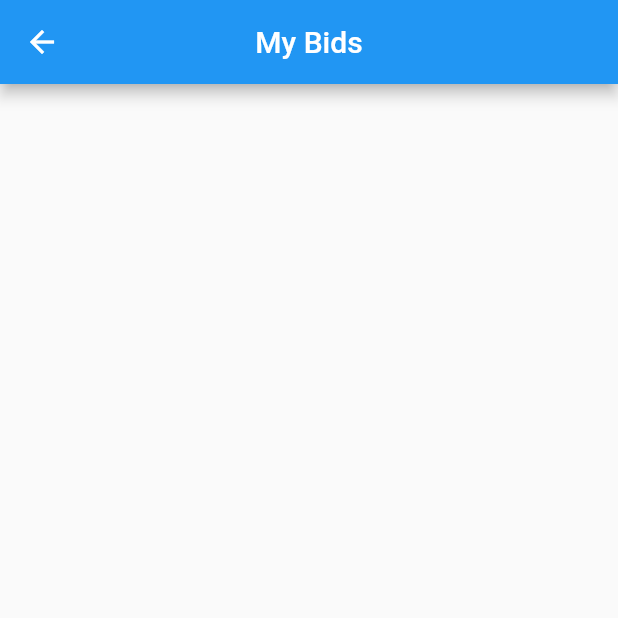
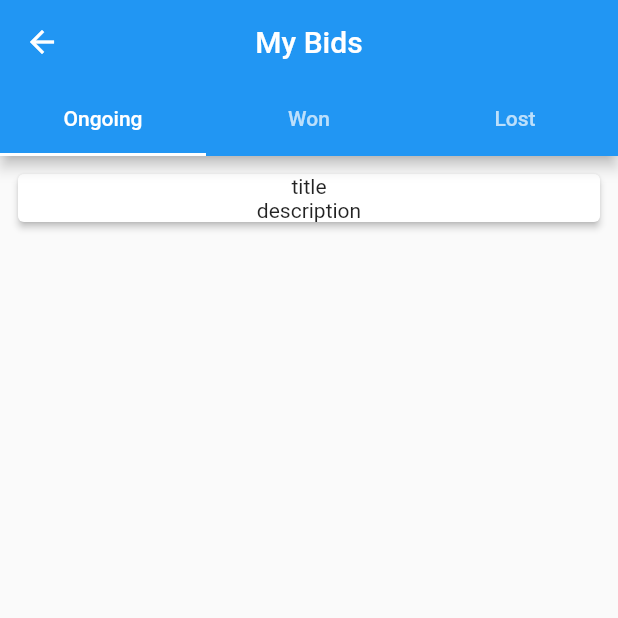
Before and after one commit to hiranlakshika/centicbid, a Flutter app: the MyBids screen opened directly, on a phone screen of 412 x 824 dp, the top half of it. Run offline on Flutter 3.47's test engine with Material 2 defaults, Android fonts, the phone set to English and light mode, and no system bars; our stand-ins replace cached_network_image, carousel_slider, firebase_auth, firebase_core, flutter_countdown_timer, fluttertoast and 2 more; missing offline and left inert: the_validator; accounts and stored records are empty; network calls fail.

Commit message:
My Bids Lists

```diff
--- /dev/null
+++ b/lib/models/bid.dart
@@ -0,0 +1,6 @@
+class Bid {
+  final String title;
+  final String description;
+
+  Bid(this.title, this.description);
+}
--- /dev/null
+++ b/lib/screens/bids/my_bids_list.dart
@@ -0,0 +1,24 @@
+import 'package:centicbid/models/bid.dart';
+import 'package:flutter/material.dart';
+import 'package:centicbid/util.dart';
+import 'my_bids_list_item.dart';
+
+class MyBidsList extends StatelessWidget {
+  final MyBidsType type;
+  final List<Bid> bids = [Bid('title', 'description')];
+
+  MyBidsList(this.type, {Key? key}) : super(key: key);
+
+  @override
+  Widget build(BuildContext context) {
+    return Container(
+      padding: EdgeInsets.all(8.0),
+      child: ListView.builder(
+        itemCount: bids.length,
+        itemBuilder: (context, index) {
+          return MyBidsListItem(bids[index]);
+        },
+      ),
+    );
+  }
+}
--- /dev/null
+++ b/lib/screens/bids/my_bids_list_item.dart
@@ -0,0 +1,21 @@
+import 'package:centicbid/models/bid.dart';
+import 'package:flutter/material.dart';
+
+class MyBidsListItem extends StatelessWidget {
+  final Bid bid;
+
+  const MyBidsListItem(this.bid, {Key? key}) : super(key: key);
+
+  @override
+  Widget build(BuildContext context) {
+    return Card(
+      elevation: 2.0,
+      child: Column(
+        children: [
+          Text(bid.title),
+          Text(bid.description),
+        ],
+      ),
+    );
+  }
+}
--- /dev/null
+++ b/lib/screens/bids/my_bids_tab_view.dart
@@ -0,0 +1,34 @@
+import 'package:flutter/material.dart';
+import '../../util.dart';
+import 'my_bids_list.dart';
+
+class MyBids extends StatelessWidget {
+  const MyBids({Key? key}) : super(key: key);
+
+  @override
+  Widget build(BuildContext context) {
+    return DefaultTabController(
+      length: 3,
+      child: Scaffold(
+        appBar: AppBar(
+          title: Text('My Bids'),
+          centerTitle: true,
+          bottom: TabBar(
+            tabs: [
+              Tab(text: 'Ongoing'),
+              Tab(text: 'Won'),
+              Tab(text: 'Lost'),
+            ],
+          ),
+        ),
+        body: TabBarView(
+          children: [
+            MyBidsList(MyBidsType.Ongoing),
+            MyBidsList(MyBidsType.Won),
+            MyBidsList(MyBidsType.Lost),
+          ],
+        ),
+      ),
+    );
+  }
+}
--- a/lib/screens/home.dart
+++ b/lib/screens/home.dart
@@ -1,5 +1,5 @@
 import 'package:centicbid/screens/auction_list.dart';
-import 'package:centicbid/screens/my_bids.dart';
+import 'package:centicbid/screens/bids/my_bids_tab_view.dart';
 import 'package:centicbid/screens/sign_in.dart';
 import 'package:centicbid/services/auth.dart';
 import 'package:flutter/material.dart';
--- a/lib/screens/my_bids.dart
+++ /dev/null
@@ -1,15 +0,0 @@
-import 'package:flutter/material.dart';
-
-class MyBids extends StatelessWidget {
-  const MyBids({Key? key}) : super(key: key);
-
-  @override
-  Widget build(BuildContext context) {
-    return Scaffold(
-      appBar: AppBar(
-        title: Text('My Bids'),
-        centerTitle: true,
-      ),
-    );
-  }
-}
--- a/lib/util.dart
+++ b/lib/util.dart
@@ -22,3 +22,9 @@ showInfoToast(String message) {
       textColor: Colors.white,
       fontSize: 16.0);
 }
+
+enum MyBidsType {
+  Won,
+  Lost,
+  Ongoing,
+}
```
Also changed, not shown: pubspec.lock.
